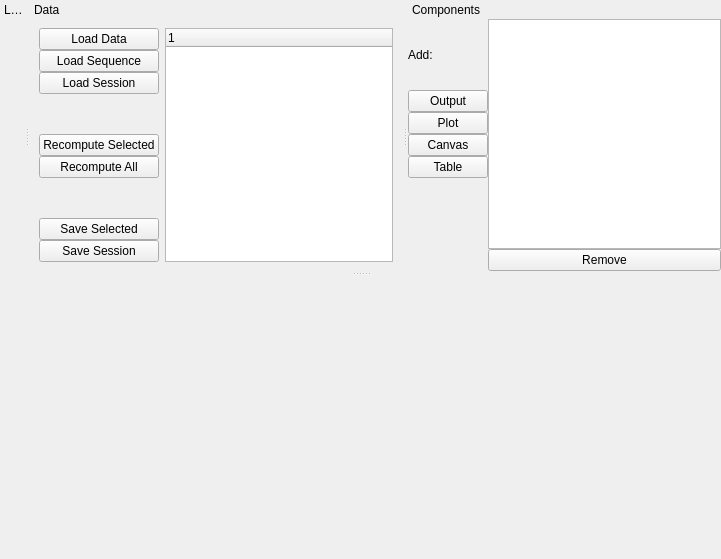
First picture: the form in lib/analysis/AnalyzerTemplate.ui, repository acq4/acq4, before the edit.
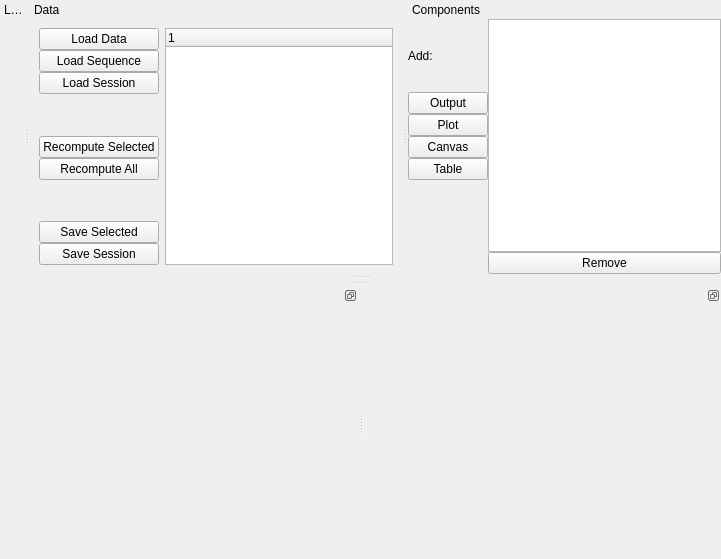
Second picture: the form after the edit.

Commit message: fixed psp-fitting bug started dual-flowcharts in analyzer

What changed in the file:
```diff
--- a/lib/analysis/AnalyzerTemplate.ui
+++ b/lib/analysis/AnalyzerTemplate.ui
@@ -16,7 +16,14 @@
   <property name="dockNestingEnabled">
    <bool>true</bool>
   </property>
-  <widget class="QWidget" name="centralwidget"/>
+  <widget class="QWidget" name="centralwidget">
+   <property name="sizePolicy">
+    <sizepolicy hsizetype="Fixed" vsizetype="Fixed">
+     <horstretch>0</horstretch>
+     <verstretch>0</verstretch>
+    </sizepolicy>
+   </property>
+  </widget>
   <widget class="QDockWidget" name="loaderDock">
    <property name="features">
     <set>QDockWidget::DockWidgetMovable</set>
@@ -128,6 +135,11 @@
        <property name="selectionMode">
         <enum>QAbstractItemView::ExtendedSelection</enum>
        </property>
+       <column>
+        <property name="text">
+         <string notr="true">1</string>
+        </property>
+       </column>
       </widget>
      </item>
     </layout>
@@ -212,6 +224,24 @@
     </layout>
    </widget>
   </widget>
+  <widget class="QDockWidget" name="chartDock1">
+   <property name="features">
+    <set>QDockWidget::DockWidgetFloatable|QDockWidget::DockWidgetMovable</set>
+   </property>
+   <attribute name="dockWidgetArea">
+    <number>8</number>
+   </attribute>
+   <widget class="QWidget" name="dockWidgetContents_4"/>
+  </widget>
+  <widget class="QDockWidget" name="chartDock2">
+   <property name="features">
+    <set>QDockWidget::DockWidgetFloatable|QDockWidget::DockWidgetMovable</set>
+   </property>
+   <attribute name="dockWidgetArea">
+    <number>8</number>
+   </attribute>
+   <widget class="QWidget" name="dockWidgetContents_5"/>
+  </widget>
  </widget>
  <resources/>
  <connections/>
```
The commit also changes 7 other files.
